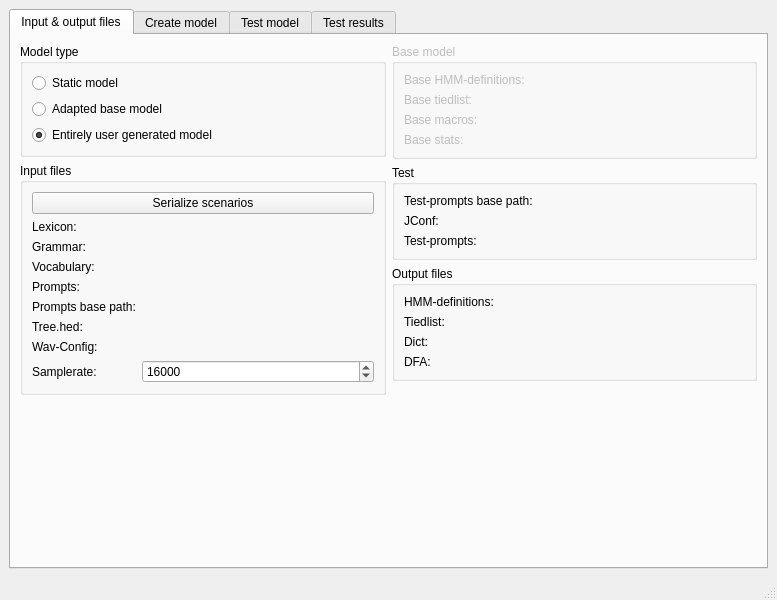
This is sam/src/main.ui in KDE/simon as Qt 5 draws it before an edit. The edited form follows.
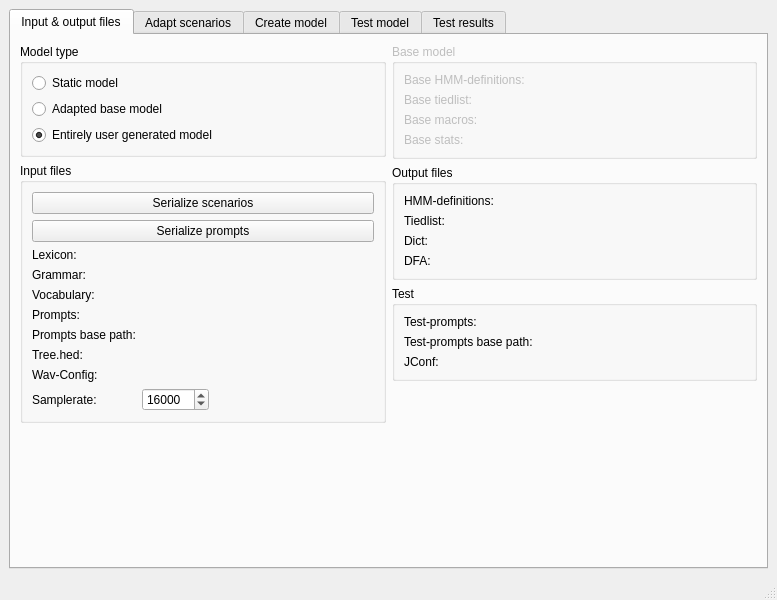
This is the edited form. Custom widgets are drawn as their Qt base class.

Commit message: More scenario / adaption porting for sam

```diff
--- a/sam/src/main.ui
+++ b/sam/src/main.ui
@@ -73,8 +73,18 @@
                </property>
               </widget>
              </item>
+             <item>
+              <widget class="KPushButton" name="pbSerializePrompts">
+               <property name="text">
+                <string>Serialize prompts</string>
+               </property>
+              </widget>
+             </item>
              <item>
               <layout class="QFormLayout" name="formLayout">
+               <property name="fieldGrowthPolicy">
+                <enum>QFormLayout::ExpandingFieldsGrow</enum>
+               </property>
                <item row="0" column="0">
                 <widget class="QLabel" name="lbLexicon">
                  <property name="text">
@@ -239,45 +249,6 @@
             </layout>
            </widget>
           </item>
-          <item>
-           <widget class="QGroupBox" name="groupBox_5">
-            <property name="title">
-             <string>Test</string>
-            </property>
-            <layout class="QFormLayout" name="formLayout_4">
-             <item row="0" column="0">
-              <widget class="QLabel" name="lbTestPromptsBasePath">
-               <property name="text">
-                <string>Test-prompts base path:</string>
-               </property>
-              </widget>
-             </item>
-             <item row="0" column="1">
-              <widget class="KUrlRequester" name="urTestPrompts"/>
-             </item>
-             <item row="1" column="0">
-              <widget class="QLabel" name="lbJConf">
-               <property name="text">
-                <string>JConf:</string>
-               </property>
-              </widget>
-             </item>
-             <item row="1" column="1">
-              <widget class="KUrlRequester" name="urTestPromptsBasePath"/>
-             </item>
-             <item row="2" column="0">
-              <widget class="QLabel" name="lbTestPrompts">
-               <property name="text">
-                <string>Test-prompts:</string>
-               </property>
-              </widget>
-             </item>
-             <item row="2" column="1">
-              <widget class="KUrlRequester" name="urJConf"/>
-             </item>
-            </layout>
-           </widget>
-          </item>
           <item>
            <widget class="QGroupBox" name="groupBox_2">
             <property name="title">
@@ -327,6 +298,48 @@
             </layout>
            </widget>
           </item>
+          <item>
+           <widget class="QGroupBox" name="groupBox_5">
+            <property name="title">
+             <string>Test</string>
+            </property>
+            <layout class="QFormLayout" name="formLayout_4">
+             <property name="fieldGrowthPolicy">
+              <enum>QFormLayout::ExpandingFieldsGrow</enum>
+             </property>
+             <item row="0" column="0">
+              <widget class="QLabel" name="lbTestPrompts">
+               <property name="text">
+                <string>Test-prompts:</string>
+               </property>
+              </widget>
+             </item>
+             <item row="0" column="1">
+              <widget class="KUrlRequester" name="urTestPrompts"/>
+             </item>
+             <item row="1" column="0">
+              <widget class="QLabel" name="lbTestPromptsBasePath">
+               <property name="text">
+                <string>Test-prompts base path:</string>
+               </property>
+              </widget>
+             </item>
+             <item row="1" column="1">
+              <widget class="KUrlRequester" name="urTestPromptsBasePath"/>
+             </item>
+             <item row="2" column="0">
+              <widget class="QLabel" name="lbJConf">
+               <property name="text">
+                <string>JConf:</string>
+               </property>
+              </widget>
+             </item>
+             <item row="2" column="1">
+              <widget class="KUrlRequester" name="urJConf"/>
+             </item>
+            </layout>
+           </widget>
+          </item>
           <item>
            <spacer name="verticalSpacer">
             <property name="orientation">
@@ -344,6 +357,45 @@
         </item>
        </layout>
       </widget>
+      <widget class="QWidget" name="tab">
+       <attribute name="title">
+        <string>Adapt scenarios</string>
+       </attribute>
+       <layout class="QVBoxLayout" name="verticalLayout_11">
+        <item>
+         <layout class="QHBoxLayout" name="horizontalLayout_5">
+          <item>
+           <widget class="QProgressBar" name="pbAdaptProgress">
+            <property name="maximum">
+             <number>100</number>
+            </property>
+            <property name="value">
+             <number>0</number>
+            </property>
+           </widget>
+          </item>
+         </layout>
+        </item>
+        <item>
+         <layout class="QVBoxLayout" name="verticalLayout_10">
+          <item>
+           <widget class="QLabel" name="lbAdaptLog">
+            <property name="text">
+             <string>Adapt log:</string>
+            </property>
+           </widget>
+          </item>
+          <item>
+           <widget class="KTextEdit" name="teAdaptLog">
+            <property name="textInteractionFlags">
+             <set>Qt::TextSelectableByKeyboard|Qt::TextSelectableByMouse</set>
+            </property>
+           </widget>
+          </item>
+         </layout>
+        </item>
+       </layout>
+      </widget>
       <widget class="QWidget" name="Seite">
        <attribute name="title">
         <string>Create model</string>
```
Left out of the diff: 79 changed lines with no effect on the pictures. The commit also changes 8 other files.
